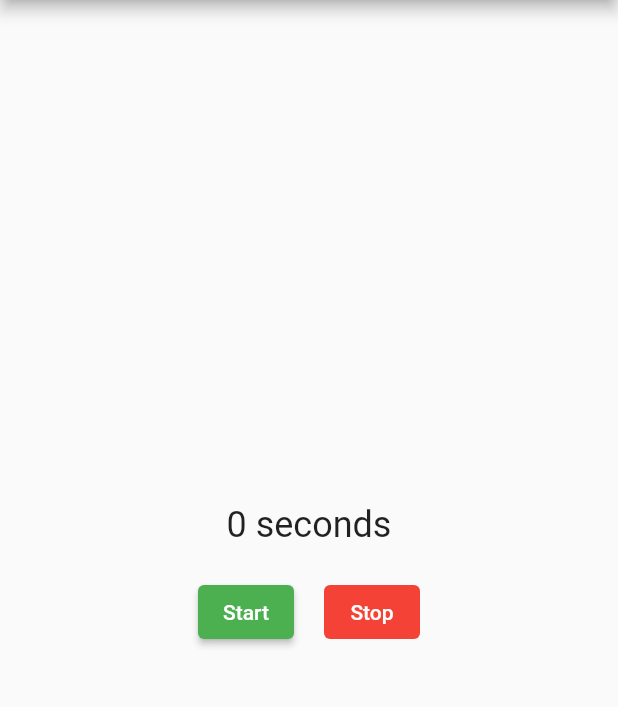
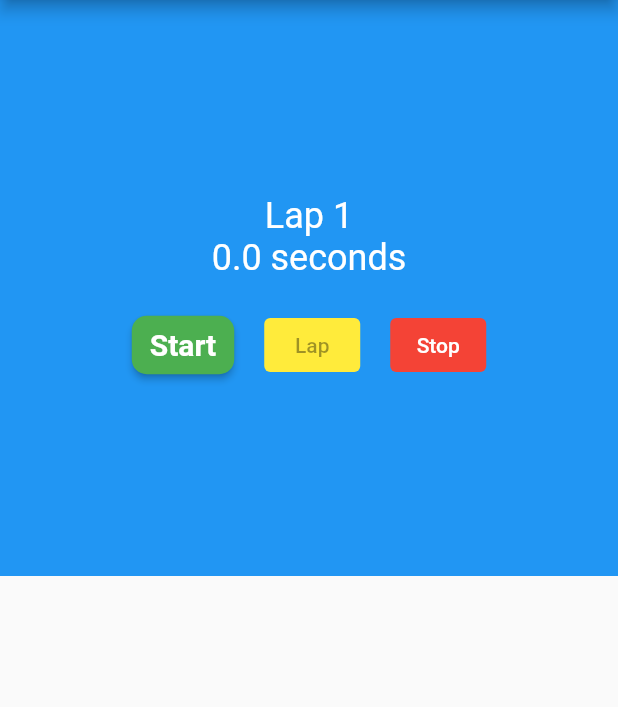
Before and after one commit to alvicaranzo/Stopwatch, a Flutter app: the screen it shows after launch, on a phone screen of 412 x 824 dp, the part 84-791 px from its top. Run offline on Flutter 3.47's test engine with Material 2 defaults, Android fonts, the phone set to English and light mode, and no system bars.

Commit message:
Making it scroll

```diff
--- a/lib/stopwatch.dart
+++ b/lib/stopwatch.dart
@@ -9,76 +9,109 @@ class StopWatch extends StatefulWidget {
 }
 
 class _StopWatchState extends State<StopWatch> {
+  int milliseconds = 0;
   int seconds = 0;
   late Timer timer;
+  final laps = <int>[];
   bool isTicking = false;
 
   void _onTick(Timer time) {
     if (mounted) {
       setState(() {
-        ++seconds;
+        milliseconds += 100;
       });
     }
   }
 
   @override
   Widget build(BuildContext context) {
-    String _secondsText() => seconds == 1 ? 'second' : 'seconds';
-
-    @override
-    void dispose() {
-      timer.cancel();
-      super.dispose();
-    }
-
     return Scaffold(
       appBar: AppBar(
         title: const Text('Stopwatch'),
       ),
       body: Column(
+        children: [
+          Expanded(child: _buildCounter(context)),
+          Expanded(child: _buildLapDisplay()),
+        ],
+      ),
+    );
+  }
+
+  Widget _buildCounter(BuildContext context) {
+    return Container(
+      color: Theme.of(context).primaryColor,
+      child: Column(
         mainAxisAlignment: MainAxisAlignment.center,
         children: [
           Text(
-            '$seconds ${_secondsText()}',
-            style: Theme.of(context).textTheme.headlineSmall,
+            'Lap ${laps.length + 1}',
+            style: Theme.of(context)
+                .textTheme
+                .headline5!
+                .copyWith(color: Colors.white),
+          ),
+          Text(
+            _secondsText(milliseconds),
+            style: Theme.of(context)
+                .textTheme
+                .headline5!
+                .copyWith(color: Colors.white),
           ),
           const SizedBox(height: 20),
-          Row(
+          _buildControls()
+        ],
+      ),
+    );
+  }
+
+  Widget _buildControls() {
+    return Row(
       mainAxisAlignment: MainAxisAlignment.center,
       children: [
         ElevatedButton(
-                style: ButtonStyle(
-                  backgroundColor:
-                      MaterialStateProperty.all<Color>(Colors.green),
-                  foregroundColor:
-                      MaterialStateProperty.all<Color>(Colors.white),
+          style: ElevatedButton.styleFrom(
+            primary: Colors.green,
+            textStyle: TextStyle(fontSize: 20, fontWeight: FontWeight.bold),
+            padding: EdgeInsets.symmetric(horizontal: 12, vertical: 8),
+            shape:
+                RoundedRectangleBorder(borderRadius: BorderRadius.circular(10)),
           ),
           onPressed: isTicking ? null : _startTimer,
           child: const Text('Start'),
         ),
         const SizedBox(width: 20),
+        ElevatedButton(
+          style: ButtonStyle(
+            backgroundColor: MaterialStateProperty.all(Colors.yellow),
+          ),
+          onPressed: isTicking ? _lap : null,
+          child: const Text('Lap'),
+        ),
+        SizedBox(width: 20),
         TextButton(
           style: ButtonStyle(
             backgroundColor: MaterialStateProperty.all<Color>(Colors.red),
-                  foregroundColor:
-                      MaterialStateProperty.all<Color>(Colors.white),
+            foregroundColor: MaterialStateProperty.all<Color>(Colors.white),
           ),
           onPressed: isTicking ? _stopTimer : null,
           child: const Text('Stop'),
         ),
       ],
-          )
-        ],
-      ),
     );
   }
 
   void _startTimer() {
-    timer = Timer.periodic(const Duration(seconds: 1), _onTick);
+    timer = Timer.periodic(Duration(milliseconds: 100), _onTick);
     setState(() {
-      seconds = 0;
+      laps.clear();
       isTicking = true;
     });
+  }
+
+  String _secondsText(int milliseconds) {
+    final seconds = milliseconds / 1000;
+    return '$seconds seconds';
   }
 
   void _stopTimer() {
@@ -87,4 +120,28 @@ class _StopWatchState extends State<StopWatch> {
       isTicking = false;
     });
   }
+
+  void _lap() {
+    setState(() {
+      laps.add(milliseconds);
+      milliseconds = 0;
+    });
   }
+
+  Widget _buildLapDisplay() {
+    return ListView(
+      children: [
+        for (int milliseconds in laps)
+          ListTile(
+            title: Text(_secondsText(milliseconds)),
+          )
+      ],
+    );
+  }
+
+  @override
+  void dispose() {
+    timer.cancel();
+    super.dispose();
+  }
+}
```
Lines whose indentation alone changed are shown as unchanged.
